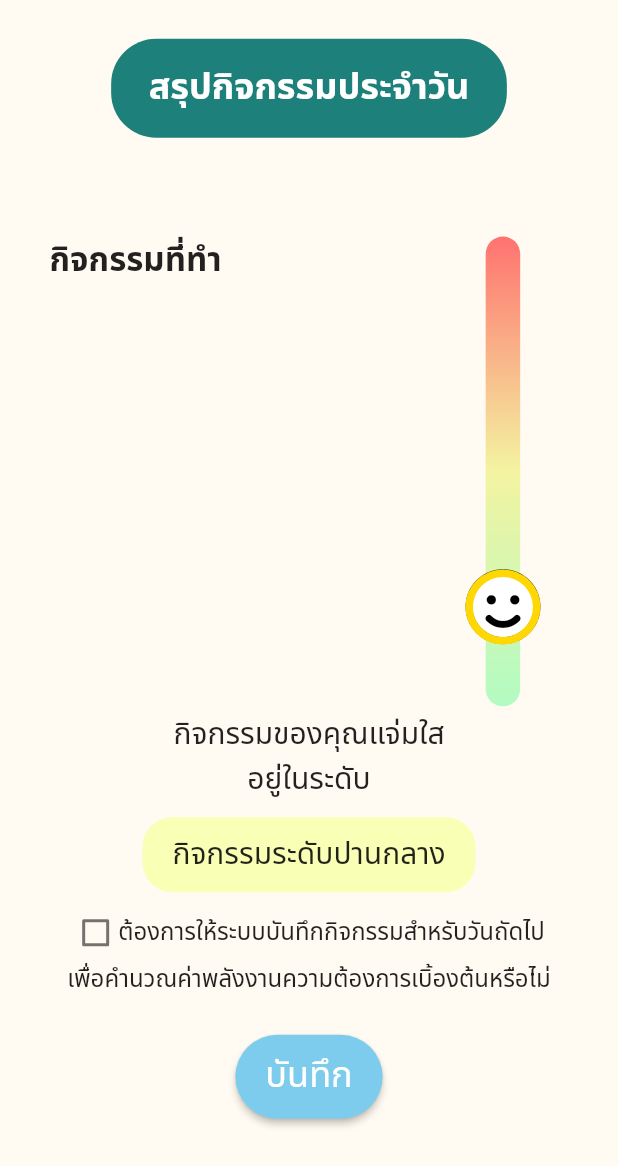
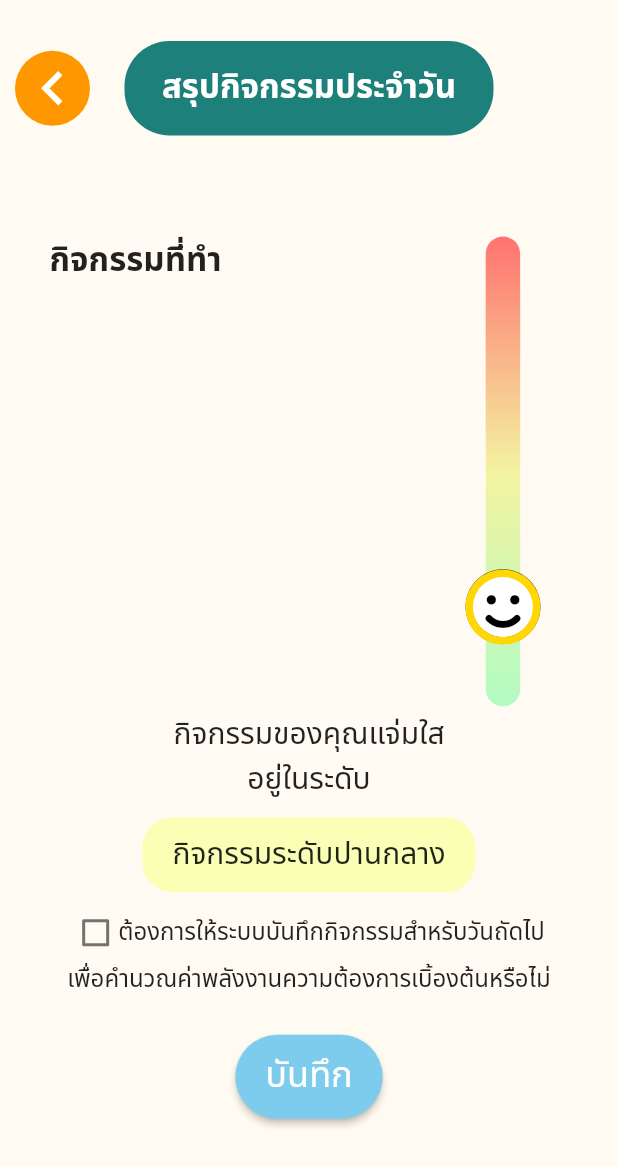
Before and after one commit to AINutritionProject/KinDeeUDee, a Flutter app: the ActivityResult screen opened directly with empty values, on a phone screen of 412 x 824 dp. Shown: the top 1166 px of the screen. Run offline on Flutter 3.47's test engine with Material 2 defaults, Android fonts, the phone set to English and light mode, and no system bars; our stand-ins replace camera, cloud_firestore, csv, dotted_border, email_validator, firebase_auth and 9 more; missing offline and left inert: tflite_flutter; accounts and stored records are empty; project files that could hold a hidden picture were left out.

Commit message:
add buttonBack color orange

```diff
--- a/lib/pages/information/activity_result.dart
+++ b/lib/pages/information/activity_result.dart
@@ -5,6 +5,7 @@ import 'package:font_awesome_flutter/font_awesome_flutter.dart';
 import 'package:appfood2/db.dart';
 import 'package:appfood2/pages/information/milk.dart';
 import 'package:appfood2/screen_size.dart';
+import 'package:appfood2/widgets/button_back.dart';
 
 class ActivityResult extends StatelessWidget {
   final User user;
@@ -200,10 +201,19 @@ class ActivityResultHeader extends StatelessWidget {
   Widget build(BuildContext context) {
     return Expanded(
       flex: 1,
-      child: SizedBox(
-        child: Padding(
-          padding: EdgeInsets.symmetric(horizontal: width * 0.1),
-          child: Align(
+      child: Stack(
+        children: [
+          const Padding(
+            padding: EdgeInsets.only(left: 10),
+            child: Align(
+              alignment: Alignment.centerLeft,
+              child: ButtonBack(
+                color: Colors.white,
+                colorCircle: Colors.orange,
+              )
+              ),
+          ),
+          Align(
             alignment: Alignment.center,
             child: Container(
               padding: const EdgeInsets.symmetric(vertical: 15, horizontal: 25),
@@ -214,14 +224,14 @@ class ActivityResultHeader extends StatelessWidget {
               child: Text(
                 "สรุปกิจกรรมประจำวัน",
                 style: TextStyle(
-                    fontSize: width < 600 ? 24 : 32,
+                    fontSize: width < 600 ? 22 : 30,
                     color: Colors.white,
                     fontWeight: FontWeight.bold),
                 //textAlign: TextAlign.center,
               ),
             ),
           ),
-        ),
+        ],
       ),
     );
   }
```
